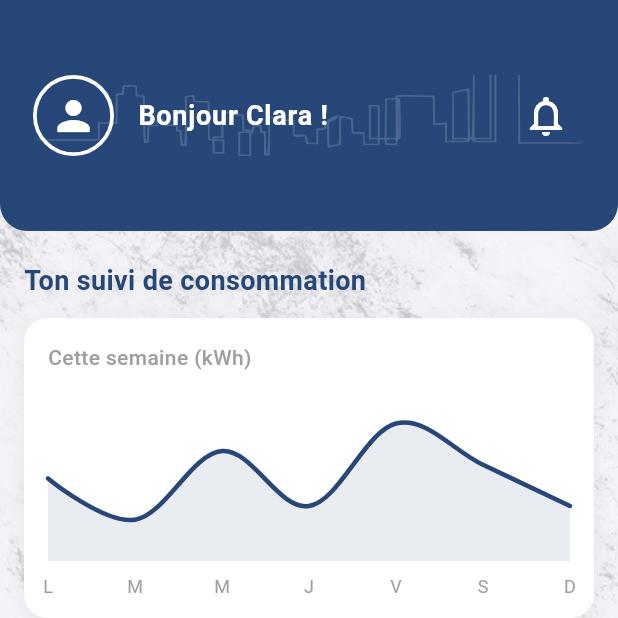
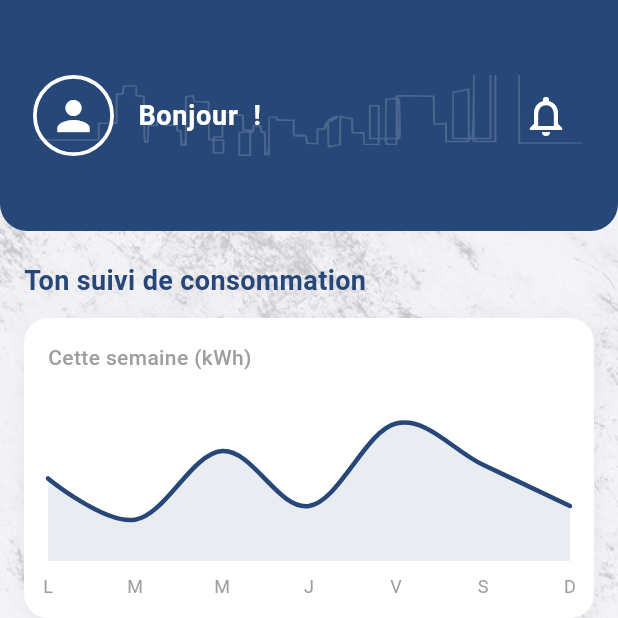
Before and after one commit to ThomasVly/Projet_SIGH, a Flutter app: the HomePage screen opened directly, on a phone screen of 412 x 824 dp, the top half of it. Run offline on Flutter 3.47's test engine with Material 3 defaults, Android fonts, the phone set to English and light mode, and no system bars; drawn by our look-alikes of fl_chart; our stand-ins replace cloud_firestore, firebase_core, flutter_local_notifications, flutter_svg, geolocator, permission_handler and 5 more; missing offline and left inert: flutter_pdfview, workmanager; accounts and stored records are empty.

Commit message:
chore : fix name due to merge

```diff
--- a/lib/pages/home/home_page.dart
+++ b/lib/pages/home/home_page.dart
@@ -103,7 +103,7 @@ class _HomePageState extends State<HomePage> {
             children: [
               // --- HEADER ---
               HeaderWidget(
-                userName: 'Clara',
+                userName: _userName,
                 isHomePage: true,
                 navigationContext: context,
               ),
```
